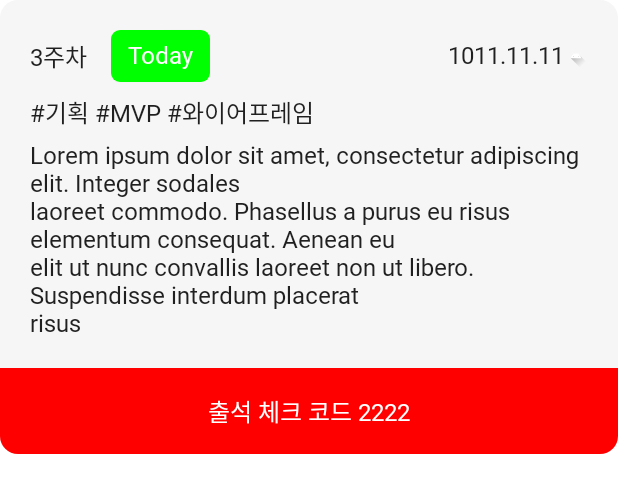
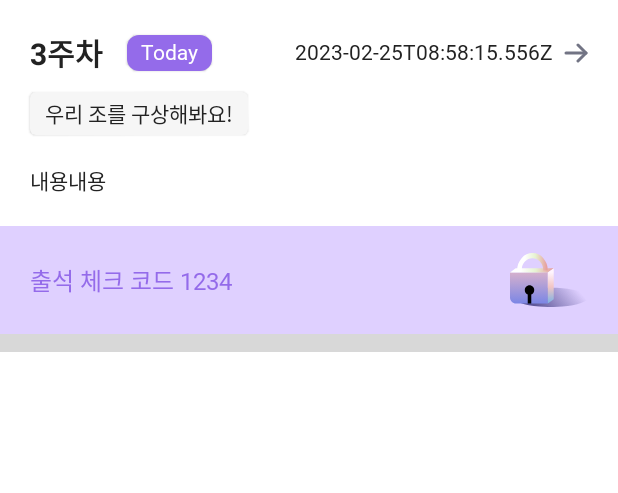
Before and after one commit to Nexters/momo-android, an Android app built with Jetpack Compose: the @Preview function SessionInfo_Preview, on a phone screen of 412 x 824 dp. Shown: the top 493 px of the screen. Run offline under Robolectric (Android 15) with nearby library versions, the phone set to English and light mode, and no system bars; Roboto replaces fonts that are not available here.

Commit message:
feat #4: 세션 탭 타이틀 및 세션 정보 아이템 구현

```diff
--- /dev/null
+++ b/app/src/main/java/com/ovn/momo/core/model/dto/SessionDto.kt
@@ -0,0 +1,13 @@
+package com.ovn.momo.core.model.dto
+
+data class SessionDto(
+	val id: Int?,
+	val title: String?,
+	val week: Int,
+	val content: String?,
+	val startAt: String,
+	val endAt: String,
+	val address: String,
+	val attendanceStartedAt: String,
+	val attendanceClosedAt: String
+)
--- a/app/src/main/java/com/ovn/momo/feature/admin/AdminBottomNavigation.kt
+++ b/app/src/main/java/com/ovn/momo/feature/admin/AdminBottomNavigation.kt
@@ -19,7 +19,7 @@ import androidx.navigation.compose.rememberNavController
 import com.ovn.momo.core.navigation.AdminNavHost
 import com.ovn.momo.core.navigation.AdminNavItem
 import com.ovn.momo.core.utils.noRippleClickable
-import com.ovn.momo.feature.theme.Divider
+import com.ovn.momo.feature.theme.ColorDivider
 import com.ovn.momo.feature.theme.FontGray500
 import com.ovn.momo.feature.theme.Typography
 
@@ -51,7 +51,7 @@ fun BottomBar(navController: NavHostController) {
 		Divider(
 			modifier = Modifier
 				.height(1.dp)
-				.background(Divider))
+				.background(ColorDivider))
 		Row(
 			modifier = Modifier
 				.fillMaxWidth()
--- a/app/src/main/java/com/ovn/momo/feature/admin/AdminScreen.kt
+++ b/app/src/main/java/com/ovn/momo/feature/admin/AdminScreen.kt
@@ -12,7 +12,7 @@ fun AdminScreen() {
 	val navController = rememberNavController()
 
 	Scaffold(bottomBar = { AdminBottomNavigation(navController) }) {
-		Box(Modifier.padding(it)) {
+		Column(Modifier.padding(it)) {
 			AdminNavHost(navController = navController)
 		}
 	}
--- a/app/src/main/java/com/ovn/momo/feature/registerClub/RegisterAdminInfo.kt
+++ b/app/src/main/java/com/ovn/momo/feature/registerClub/RegisterAdminInfo.kt
@@ -13,6 +13,7 @@ import androidx.compose.ui.text.style.TextAlign
 import androidx.compose.ui.tooling.preview.Preview
 import androidx.compose.ui.unit.dp
 import com.ovn.momo.R
+import com.ovn.momo.feature.admin.TopBar
 import com.ovn.momo.feature.theme.MomoTheme
 
 
@@ -29,7 +30,7 @@ fun RegisterAdminInfo(titleResId: Int, descriptionResId: Int = -1, buttonTextRes
 	Column {
 		val horizontalPadding = Modifier.padding(horizontal = 24.dp)
 
-		TopBar(modifier = horizontalPadding, titleRedId = R.string.top_bar_title_register_session, onClickLeftButton = {})
+		TopBar(titleResId = R.string.top_bar_title_register_session, onClickLeftButton = {})
 		Spacer(modifier = Modifier.padding(top = 68.dp))
 		Text(modifier = horizontalPadding, text = stringResource(id = titleResId), style = MaterialTheme.typography.h1)
 		Spacer(modifier = Modifier.padding(top = 8.dp))
--- a/app/src/main/java/com/ovn/momo/feature/session/SessionInfo.kt
+++ b/app/src/main/java/com/ovn/momo/feature/session/SessionInfo.kt
@@ -5,84 +5,99 @@ import androidx.compose.foundation.background
 import androidx.compose.foundation.layout.*
 import androidx.compose.foundation.shape.RoundedCornerShape
 import androidx.compose.material.Card
+import androidx.compose.material.Divider
 import androidx.compose.material.Text
 import androidx.compose.runtime.Composable
 import androidx.compose.ui.Alignment
 import androidx.compose.ui.Modifier
 import androidx.compose.ui.graphics.Color
 import androidx.compose.ui.res.painterResource
+import androidx.compose.ui.res.stringResource
+import androidx.compose.ui.text.font.FontWeight
 import androidx.compose.ui.text.style.TextAlign
 import androidx.compose.ui.tooling.preview.Preview
-import androidx.compose.ui.tooling.preview.datasource.LoremIpsum
 import androidx.compose.ui.unit.dp
 import com.ovn.momo.R
-import com.ovn.momo.feature.theme.MomoTheme
+import com.ovn.momo.core.model.dto.SessionDto
+import com.ovn.momo.core.utils.noRippleClickable
+import com.ovn.momo.feature.theme.*
 
 @Preview
 @Composable
 fun SessionInfo_Preview() {
 	MomoTheme {
-		SessionInfo()
+		val sessionInfo =
+			SessionDto(0, "우리 조를 구상해봐요!", 3, "내용내용", "2023-02-25T08:58:15.556Z", "2023-02-25T08:58:15.556Z", "address", "2023-02-25T08:58:15.556Z", "2023-02-25T08:58:15.556Z")
+		SessionInfo(sessionInfo)
 	}
 }
 
 @Composable
-fun SessionInfo() {
-	Card(shape = RoundedCornerShape(12.dp)) {
-		Column {
-			val horizontalPadding = Modifier.padding(horizontal = 20.dp)
+fun SessionInfo(session: SessionDto) {
+	Column(modifier = Modifier.background(Color.White)) {
+		val horizontalPadding = Modifier.padding(horizontal = 20.dp)
 
-			Spacer(modifier = Modifier.padding(top = 20.dp))
-			SessionTitle(horizontalPadding)
-			Spacer(modifier = Modifier.padding(top = 8.dp))
-			SessionHashTag(horizontalPadding)
-			Spacer(modifier = Modifier.padding(top = 8.dp))
-			SessionContent(horizontalPadding)
-			Spacer(modifier = Modifier.padding(top = 20.dp))
-			CheckCode(
-				Modifier
-					.background(Color.Red)
-					.padding(vertical = 16.5.dp))
+		Spacer(modifier = Modifier.padding(top = 20.dp))
+		SessionHeader(horizontalPadding, session.week, session.startAt) {
+
 		}
+		Spacer(modifier = Modifier.padding(top = 11.dp))
+		SessionTitle(horizontalPadding, session.title ?: "")
+		Spacer(modifier = Modifier.padding(top = 20.dp))
+		SessionContent(horizontalPadding, session.content ?: "")
+		Spacer(modifier = Modifier.padding(top = 20.dp))
+		CheckCode(horizontalPadding.defaultMinSize(minHeight = 72.dp), "1234")
+		Divider(
+			modifier = Modifier
+				.height(12.dp)
+				.background(Background))
 	}
 }
 
 @Composable
-fun SessionTitle(modifier: Modifier = Modifier) {
+fun SessionHeader(modifier: Modifier = Modifier, week: Int, date: String, onClick: () -> Unit) {
 	Row(verticalAlignment = Alignment.CenterVertically, modifier = modifier) {
-		Text(text = "3주차")
+		Text(text = stringResource(id = R.string.week_title, week), style = Typography.h3, fontWeight = FontWeight.Bold)
 		Spacer(modifier = Modifier.padding(8.dp))
 		DayTag()
 		Spacer(modifier = Modifier.weight(1f))
-		Text(text = "1011.11.11")
-		Image(painter = painterResource(id = R.drawable.ic_launcher_foreground), contentDescription = "gotodetail", modifier = Modifier.size(16.dp))
+		Text(text = date, style = Typography.body2)
+		Spacer(modifier = Modifier.padding(start = 7.dp))
+		Image(painter = painterResource(id = R.drawable.icon_go_to), contentDescription = "", modifier = Modifier
+			.size(16.dp)
+			.noRippleClickable { onClick() })
 	}
 }
 
 @Composable
 fun DayTag() {
-	Card(shape = RoundedCornerShape(6.dp), backgroundColor = Color.Green) {
-		Text(text = "Today", modifier = Modifier.padding(horizontal = 11.dp, vertical = 8.dp), color = Color.White)
+	Card(shape = RoundedCornerShape(8.dp), backgroundColor = MainColor) {
+		Text(text = "Today", modifier = Modifier.padding(horizontal = 9.dp, vertical = 4.dp), color = Color.White, style = Typography.body2, fontWeight = FontWeight.Bold)
 	}
 }
 
 @Composable
-fun SessionHashTag(modifier: Modifier = Modifier) {
-	Row(modifier = modifier) {
-		Text(text = "#기획 #MVP #와이어프레임")
+fun SessionTitle(modifier: Modifier = Modifier, title: String) {
+	Card(modifier = modifier, backgroundColor = Background, shape = RoundedCornerShape(4.dp)) {
+		Text(text = title, modifier = Modifier.padding(horizontal = 10.dp, vertical = 4.dp), style = Typography.body2)
 	}
 }
 
 @Composable
-fun SessionContent(modifier: Modifier = Modifier) {
+fun SessionContent(modifier: Modifier = Modifier, content: String) {
 	Row(modifier = modifier) {
-		Text(text = LoremIpsum(30).values.joinToString())
+		Text(text = content, style = Typography.body2)
 	}
 }
 
 @Composable
-fun CheckCode(modifier: Modifier = Modifier) {
-	Row(modifier = modifier) {
-		Text(text = "출석 체크 코드 2222", modifier = Modifier.fillMaxWidth(), textAlign = TextAlign.Center, color = Color.White)
+fun CheckCode(modifier: Modifier = Modifier, code: String) {
+	Row(
+		modifier = Modifier
+			.background(BackMainColor)
+			.then(modifier), verticalAlignment = Alignment.CenterVertically) {
+		Text(text = stringResource(id = R.string.check_code, code), textAlign = TextAlign.Center, color = MainColor)
+		Spacer(modifier = Modifier.weight(1f))
+		Image(painter = painterResource(id = R.drawable.icon_lock), contentDescription = "")
 	}
 }
--- a/app/src/main/java/com/ovn/momo/feature/theme/Color.kt
+++ b/app/src/main/java/com/ovn/momo/feature/theme/Color.kt
@@ -3,6 +3,7 @@ package com.ovn.momo.feature.theme
 import androidx.compose.ui.graphics.Color
 
 val MainColor = Color(0xFF946BEA)
+val BackMainColor = Color(0xFFDFD0FF)
 
 val Background = Color(0xFFF6F6F6)
 val TextBox1 = Color(0xFFF8F8F9)
@@ -27,4 +28,4 @@ val FontGray600 = Color(0xFF727484)
 val FontGray550 = Color(0xFF999999)
 val FontGray500 = Color(0xFFB3B6C5)
 
-val Divider = Color(0xFFEFEFEF)
+val ColorDivider = Color(0xFFEFEFEF)
--- a/app/src/main/java/com/ovn/momo/feature/theme/Theme.kt
+++ b/app/src/main/java/com/ovn/momo/feature/theme/Theme.kt
@@ -7,7 +7,6 @@ import androidx.compose.runtime.Composable
 private val LightColorPalette = lightColors(
 	primary = MainColor,
 	background = Background,
-	surface = Background,
 	onPrimary = FontGray800,
 	onSecondary = FontGray700,
 	error = Warning
--- /dev/null
+++ b/app/src/main/res/drawable/icon_go_to.xml
@@ -0,0 +1,20 @@
+<vector xmlns:android="http://schemas.android.com/apk/res/android"
+    android:width="12dp"
+    android:height="10dp"
+    android:viewportWidth="12"
+    android:viewportHeight="10">
+  <path
+      android:pathData="M11,5H1"
+      android:strokeLineJoin="round"
+      android:strokeWidth="1.5"
+      android:fillColor="#00000000"
+      android:strokeColor="#727484"
+      android:strokeLineCap="round"/>
+  <path
+      android:pathData="M7,9L11,5L7,1"
+      android:strokeLineJoin="round"
+      android:strokeWidth="1.5"
+      android:fillColor="#00000000"
+      android:strokeColor="#727484"
+      android:strokeLineCap="round"/>
+</vector>
--- /dev/null
+++ b/app/src/main/res/drawable/icon_lock.xml
@@ -0,0 +1,87 @@
+<vector xmlns:android="http://schemas.android.com/apk/res/android"
+    xmlns:aapt="http://schemas.android.com/aapt"
+    android:width="52dp"
+    android:height="36dp"
+    android:viewportWidth="52"
+    android:viewportHeight="36">
+  <path
+      android:pathData="M52,29.574a6.425,24.796 90,1 0,-49.593 -0a6.425,24.796 90,1 0,49.593 -0z">
+    <aapt:attr name="android:fillColor">
+      <gradient
+          android:startX="14.02"
+          android:startY="33.988"
+          android:endX="35.942"
+          android:endY="14.276"
+          android:type="linear">
+        <item android:offset="0" android:color="#D63E3980"/>
+        <item android:offset="1" android:color="#002B2B77"/>
+      </gradient>
+    </aapt:attr>
+  </path>
+  <path
+      android:pathData="M0,13.046H25.212V33.685H4C1.791,33.685 0,31.895 0,29.685V13.046Z">
+    <aapt:attr name="android:fillColor">
+      <gradient
+          android:startX="12.606"
+          android:startY="13.046"
+          android:endX="12.606"
+          android:endY="33.685"
+          android:type="linear">
+        <item android:offset="0" android:color="#FFD5B0CD"/>
+        <item android:offset="1" android:color="#FF7B86E5"/>
+      </gradient>
+    </aapt:attr>
+  </path>
+  <path
+      android:pathData="M3.742,10.125H29.152L25.212,13.046H0L3.742,10.125Z">
+    <aapt:attr name="android:fillColor">
+      <gradient
+          android:startX="7.288"
+          android:startY="10.32"
+          android:endX="27.567"
+          android:endY="13.108"
+          android:type="linear">
+        <item android:offset="0" android:color="#FFFFFFFF"/>
+        <item android:offset="0.484" android:color="#FFE6F3D1"/>
+        <item android:offset="1" android:color="#FFE6A1A1"/>
+      </gradient>
+    </aapt:attr>
+  </path>
+  <path
+      android:pathData="M25.213,13.046L29.152,10.125V30.764L25.213,33.685V13.046Z">
+    <aapt:attr name="android:fillColor">
+      <gradient
+          android:startX="27.183"
+          android:startY="13.046"
+          android:endX="27.183"
+          android:endY="33.685"
+          android:type="linear">
+        <item android:offset="0" android:color="#FFFFF4FD"/>
+        <item android:offset="0.458" android:color="#FFF2C5C5"/>
+        <item android:offset="1" android:color="#FF7BB2E5"/>
+      </gradient>
+    </aapt:attr>
+  </path>
+  <path
+      android:pathData="M9.849,24.729a3.152,3.115 0,1 0,6.303 0a3.152,3.115 0,1 0,-6.303 0z"
+      android:fillColor="#000001"/>
+  <path
+      android:pathData="M11.817,25.507h2.364v8.178h-2.364z"
+      android:fillColor="#000001"/>
+  <path
+      android:pathData="M24.432,7.212C24.947,8.629 25.211,10.149 25.211,11.683H22.022C22.047,11.427 22.061,11.167 22.061,10.904C22.061,6.818 18.886,3.505 14.97,3.505C11.054,3.505 7.879,6.818 7.879,10.904C7.879,11.167 7.892,11.427 7.918,11.683H4.727C4.727,10.149 4.991,8.629 5.506,7.212C6.021,5.795 6.775,4.507 7.727,3.422C8.678,2.337 9.807,1.476 11.049,0.889C12.292,0.302 13.624,0 14.969,0C16.314,0 17.646,0.302 18.889,0.889C20.131,1.476 21.26,2.337 22.212,3.422C23.163,4.507 23.917,5.795 24.432,7.212Z"
+      android:fillType="evenOdd">
+    <aapt:attr name="android:fillColor">
+      <gradient
+          android:startX="9.848"
+          android:startY="1.558"
+          android:endX="24.365"
+          android:endY="1.733"
+          android:type="linear">
+        <item android:offset="0" android:color="#FFFFFFFF"/>
+        <item android:offset="0.484" android:color="#FFE6F3D1"/>
+        <item android:offset="1" android:color="#FFE6A1A1"/>
+      </gradient>
+    </aapt:attr>
+  </path>
+</vector>
--- a/app/src/main/res/values/strings.xml
+++ b/app/src/main/res/values/strings.xml
@@ -7,6 +7,9 @@
 
     <string name="register_admin_info_generation">활동기수를\n입력해주세요</string>
     <string name="register_admin_info_security_code">가입보안코드를\n등록해주세요</string>
+
+    <string name="check_code">출석 체크 코드 %s</string>
+    <string name="week_title">%s주차</string>
 
     <string name="next">다음</string>
     <string name="confirm">확인</string>
```
Also changed, not shown: app/src/main/java/com/ovn/momo/feature/admin/AdminTopBar.kt (added, +88 -0 lines), app/src/main/java/com/ovn/momo/feature/registerClub/AdminTopBar.kt (deleted, +0 -50 lines), app/src/main/java/com/ovn/momo/feature/session/Session.kt (+36 -1 lines), app/src/main/java/com/ovn/momo/feature/theme/Type.kt (+7 -0 lines), app/src/main/res/drawable/icon_add.xml (added, +10 -0 lines), app/src/main/res/drawable/icon_excel.xml (added, +10 -0 lines), app/src/main/res/drawable/icon_nexters.xml (added, +37 -0 lines).
